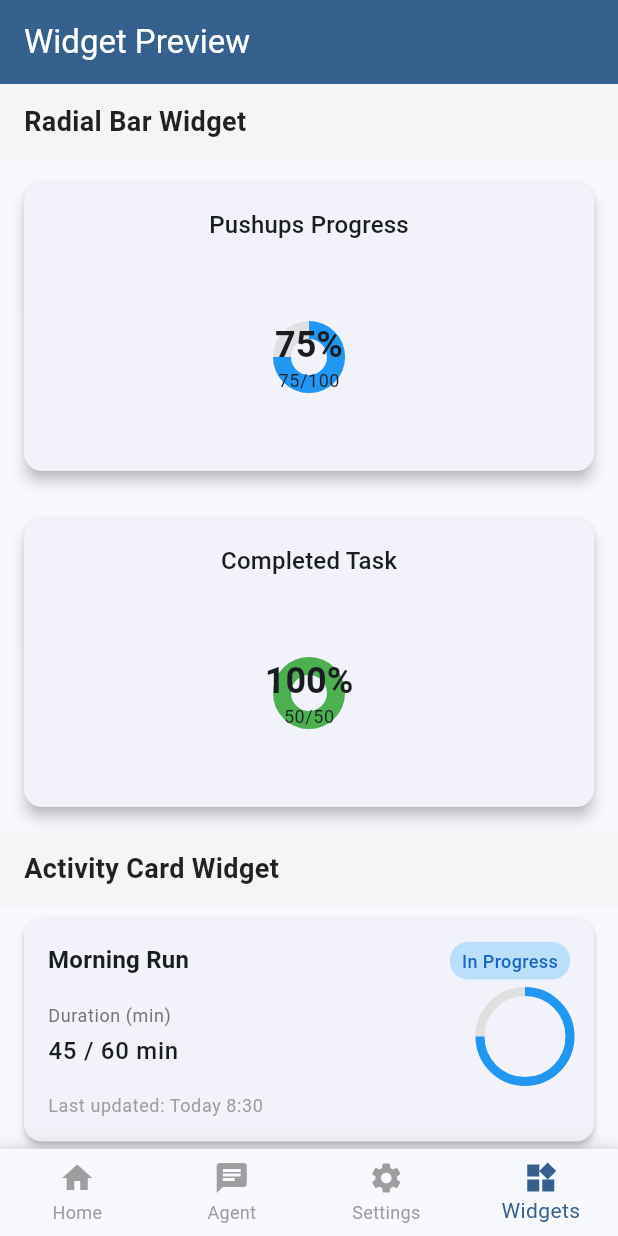
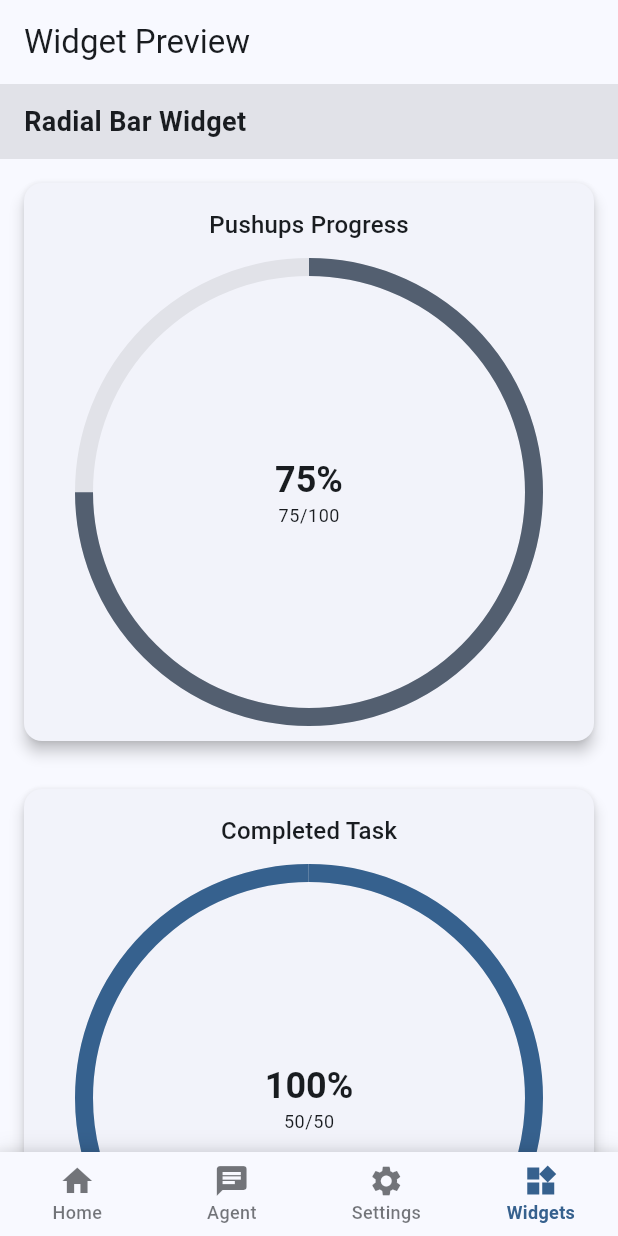
Before and after one commit to HaseebKahn365/haseeb, a Flutter app: the screen it shows after launch, item 4 of the bottom bar chosen, on a phone screen of 412 x 824 dp. Run offline on Flutter 3.47's test engine with Material 3 defaults, Android fonts, the phone set to English and light mode, and no system bars; our stand-ins replace firebase_ai, firebase_core, flutter_markdown, flutter_riverpod, share_plus, shared_preferences; accounts and stored records are empty.

Commit message:
widgets updated

```diff
--- a/lib/main.dart
+++ b/lib/main.dart
@@ -51,17 +51,13 @@ class _MainScreenState extends State<MainScreen> {
     final titles = ['Home', 'Agent Chat', 'Settings', 'Widget Preview'];
 
     return Scaffold(
-      appBar: AppBar(
-        title: Text(titles[_currentIndex]),
-        backgroundColor: Theme.of(context).primaryColor,
-        foregroundColor: Colors.white,
-      ),
+      appBar: AppBar(title: Text(titles[_currentIndex])),
       body: _screens[_currentIndex],
       bottomNavigationBar: Container(
         decoration: BoxDecoration(
           boxShadow: [
             BoxShadow(
-              color: Colors.black.withOpacity(0.1),
+              color: Theme.of(context).shadowColor.withOpacity(0.1),
               blurRadius: 10,
               offset: const Offset(0, -2),
             ),
@@ -76,15 +72,21 @@ class _MainScreenState extends State<MainScreen> {
             });
           },
           type: BottomNavigationBarType.fixed,
-          backgroundColor:
-              Theme.of(context).bottomNavigationBarTheme.backgroundColor ??
-              Theme.of(context).scaffoldBackgroundColor,
-          selectedItemColor:
-              Theme.of(context).bottomNavigationBarTheme.selectedItemColor ??
-              Theme.of(context).primaryColor,
-          unselectedItemColor:
-              Theme.of(context).bottomNavigationBarTheme.unselectedItemColor ??
-              Colors.grey,
+          backgroundColor: Theme.of(context).colorScheme.surface,
+          selectedItemColor: Theme.of(context).colorScheme.primary,
+          unselectedItemColor: Theme.of(
+            context,
+          ).colorScheme.onSurface.withOpacity(0.6),
+          selectedLabelStyle: TextStyle(
+            fontWeight: FontWeight.w600,
+            fontSize: 12,
+            color: Theme.of(context).colorScheme.primary,
+          ),
+          unselectedLabelStyle: TextStyle(
+            fontWeight: FontWeight.w500,
+            fontSize: 12,
+            color: Theme.of(context).colorScheme.onSurface.withOpacity(0.6),
+          ),
           showSelectedLabels: true,
           showUnselectedLabels: true,
           elevation: 8,
--- a/lib/screens/settings_screen.dart
+++ b/lib/screens/settings_screen.dart
@@ -80,7 +80,10 @@ class SettingsScreen extends ConsumerWidget {
                       color: c,
                       borderRadius: BorderRadius.circular(8),
                       border: selected
-                          ? Border.all(color: Colors.black, width: 2)
+                          ? Border.all(
+                              color: Theme.of(context).colorScheme.outline,
+                              width: 2,
+                            )
                           : null,
                     ),
                   ),
--- a/lib/screens/widget_preview_screen.dart
+++ b/lib/screens/widget_preview_screen.dart
@@ -13,11 +13,11 @@ class WidgetPreviewScreen extends StatelessWidget {
     return ListView(
       padding: const EdgeInsets.only(bottom: 24),
       children: [
-        _buildSectionHeader('Radial Bar Widget'),
+        _buildSectionHeader(context, 'Radial Bar Widget'),
         const RadialBarWidget(total: 100, done: 75, title: 'Pushups Progress'),
         const RadialBarWidget(total: 50, done: 50, title: 'Completed Task'),
 
-        _buildSectionHeader('Activity Card Widget'),
+        _buildSectionHeader(context, 'Activity Card Widget'),
         ActivityCardWidget(
           title: 'Morning Run',
           total: 60,
@@ -33,7 +33,7 @@ class WidgetPreviewScreen extends StatelessWidget {
           type: 'COUNT',
         ),
 
-        _buildSectionHeader('Markdown Widget'),
+        _buildSectionHeader(context, 'Markdown Widget'),
         const MarkdownWidget(
           content: '''
 # Welcome to Activity Tracker
@@ -54,29 +54,29 @@ This is a **markdown widget** that can display:
             ''',
         ),
 
-        _buildSectionHeader('Export Data Widget'),
+        _buildSectionHeader(context, 'Export Data Widget'),
         const ExportDataWidget(
           data:
               'id,title,timestamp,type,total,done\n1,Pushups,2025-09-06T10:00:00Z,COUNT,100,85\n2,Running,2025-09-06T08:00:00Z,DURATION,60,45',
           filename: 'activity_export.csv',
         ),
 
-        _buildSectionHeader('Interactive Examples'),
+        _buildSectionHeader(context, 'Interactive Examples'),
         _buildInteractiveSection(context),
       ],
     );
   }
 
-  Widget _buildSectionHeader(String title) {
+  Widget _buildSectionHeader(BuildContext context, String title) {
     return Container(
       padding: const EdgeInsets.symmetric(horizontal: 16, vertical: 12),
-      color: Colors.grey[100],
+      color: Theme.of(context).colorScheme.surfaceContainerHighest,
       child: Text(
         title,
-        style: const TextStyle(
+        style: TextStyle(
           fontSize: 18,
           fontWeight: FontWeight.bold,
-          color: Colors.black87,
+          color: Theme.of(context).colorScheme.onSurface,
         ),
       ),
     );
@@ -88,9 +88,13 @@ This is a **markdown widget** that can display:
       child: Column(
         crossAxisAlignment: CrossAxisAlignment.start,
         children: [
-          const Text(
+          Text(
             'Interactive Demo',
-            style: TextStyle(fontSize: 16, fontWeight: FontWeight.w600),
+            style: TextStyle(
+              fontSize: 16,
+              fontWeight: FontWeight.w600,
+              color: Theme.of(context).colorScheme.onSurface,
+            ),
           ),
           const SizedBox(height: 12),
           Wrap(
--- a/lib/widgets/activity_card_widget.dart
+++ b/lib/widgets/activity_card_widget.dart
@@ -45,13 +45,17 @@ class ActivityCardWidget extends StatelessWidget {
                     vertical: 4,
                   ),
                   decoration: BoxDecoration(
-                    color: isCompleted ? Colors.green[100] : Colors.blue[100],
+                    color: isCompleted
+                        ? Theme.of(context).colorScheme.primaryContainer
+                        : Theme.of(context).colorScheme.secondaryContainer,
                     borderRadius: BorderRadius.circular(12),
                   ),
                   child: Text(
                     isCompleted ? 'Completed' : 'In Progress',
                     style: TextStyle(
-                      color: isCompleted ? Colors.green[800] : Colors.blue[800],
+                      color: isCompleted
+                          ? Theme.of(context).colorScheme.onPrimaryContainer
+                          : Theme.of(context).colorScheme.onSecondaryContainer,
                       fontSize: 12,
                       fontWeight: FontWeight.w500,
                     ),
@@ -69,7 +73,7 @@ class ActivityCardWidget extends StatelessWidget {
                       Text(
                         type == 'COUNT' ? 'Repetitions' : 'Duration (min)',
                         style: Theme.of(context).textTheme.bodySmall?.copyWith(
-                          color: Colors.grey[600],
+                          color: Theme.of(context).colorScheme.onSurfaceVariant,
                         ),
                       ),
                       const SizedBox(height: 4),
@@ -88,9 +92,13 @@ class ActivityCardWidget extends StatelessWidget {
                   child: CircularProgressIndicator(
                     value: progress,
                     strokeWidth: 6,
-                    backgroundColor: Colors.grey[300],
+                    backgroundColor: Theme.of(
+                      context,
+                    ).colorScheme.surfaceContainerHighest,
                     valueColor: AlwaysStoppedAnimation<Color>(
-                      isCompleted ? Colors.green : Colors.blue,
+                      isCompleted
+                          ? Theme.of(context).colorScheme.primary
+                          : Theme.of(context).colorScheme.secondary,
                     ),
                   ),
                 ),
@@ -99,9 +107,9 @@ class ActivityCardWidget extends StatelessWidget {
             const SizedBox(height: 8),
             Text(
               'Last updated: ${_formatTimestamp(timestamp)}',
-              style: Theme.of(
-                context,
-              ).textTheme.bodySmall?.copyWith(color: Colors.grey[500]),
+              style: Theme.of(context).textTheme.bodySmall?.copyWith(
+                color: Theme.of(context).colorScheme.onSurfaceVariant,
+              ),
             ),
           ],
         ),
--- a/lib/widgets/radial_bar_widget.dart
+++ b/lib/widgets/radial_bar_widget.dart
@@ -27,18 +27,30 @@ class RadialBarWidget extends StatelessWidget {
           children: [
             Text(title, style: Theme.of(context).textTheme.titleMedium),
             const SizedBox(height: 16),
-            SizedBox(
-              width: 120,
-              height: 120,
+            Container(
+              constraints: const BoxConstraints(
+                minWidth: 150,
+                minHeight: 150,
+                maxWidth: 300,
+                maxHeight: 300,
+              ),
               child: Stack(
                 alignment: Alignment.center,
                 children: [
-                  CircularProgressIndicator(
-                    value: progress,
-                    strokeWidth: 12,
-                    backgroundColor: Colors.grey[300],
-                    valueColor: AlwaysStoppedAnimation<Color>(
-                      progress >= 1.0 ? Colors.green : Colors.blue,
+                  FractionallySizedBox(
+                    widthFactor: 1.0,
+                    heightFactor: 1.0,
+                    child: CircularProgressIndicator(
+                      value: progress,
+                      strokeWidth: 12,
+                      backgroundColor: Theme.of(
+                        context,
+                      ).colorScheme.surfaceContainerHighest,
+                      valueColor: AlwaysStoppedAnimation<Color>(
+                        progress >= 1.0
+                            ? Theme.of(context).colorScheme.primary
+                            : Theme.of(context).colorScheme.secondary,
+                      ),
                     ),
                   ),
                   Column(
```
Also changed, not shown: lib/widgets/export_data_widget.dart (+6 -6 lines), lib/widgets/markdown_widget.dart (+15 -3 lines).
